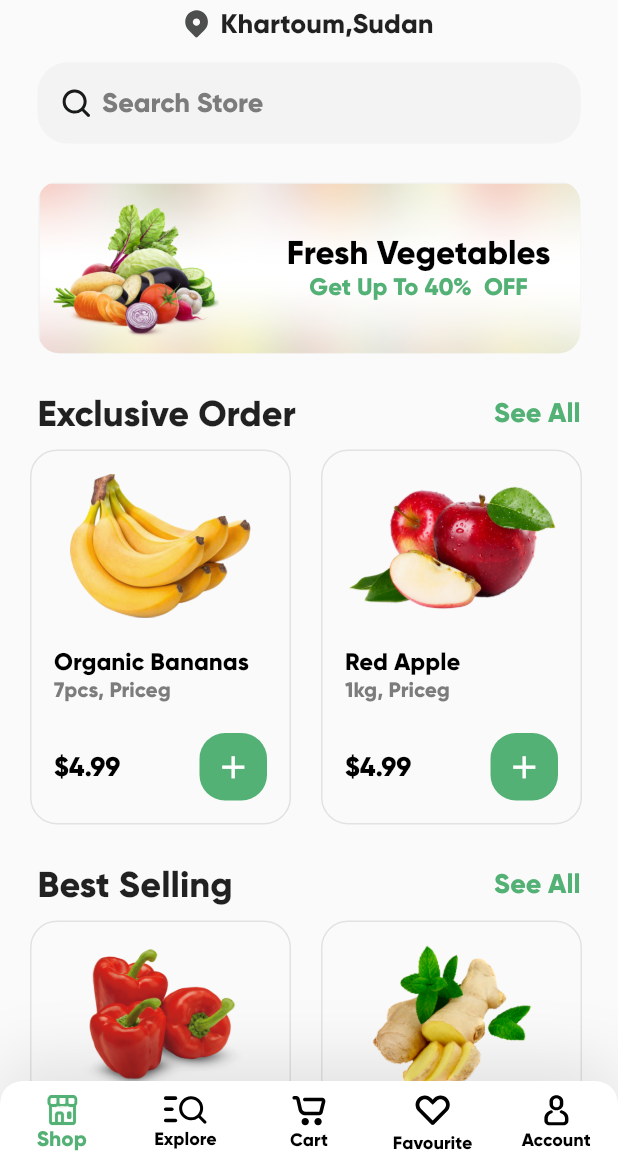
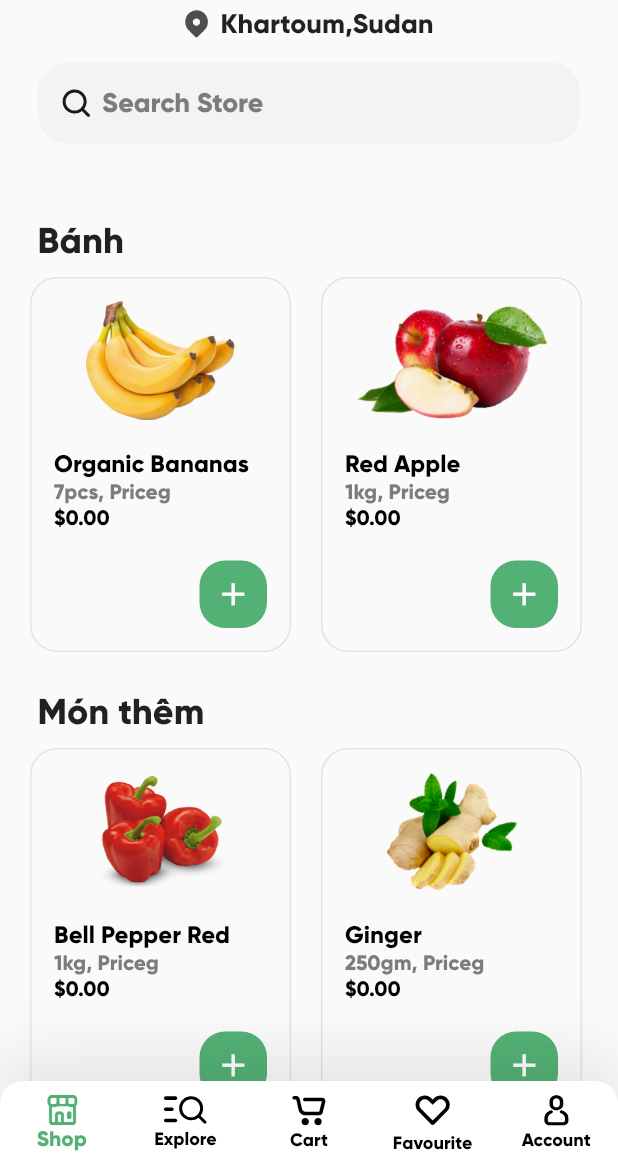
Before and after one commit to Man-Minh-PG/order_manager_android, a Flutter app: the screen it shows after launch, after a tap on "Get Started", on a phone screen of 412 x 824 dp, the part 71-1236 px from its top. Run offline on Flutter 3.47's test engine with Material 2 defaults, Android fonts, the phone set to English and light mode, and no system bars; our stand-ins replace flutter_svg, sqflite; accounts and stored records are empty.

Commit message:
edit home screen - add new product test

```diff
--- a/lib/models/grocery_item.dart
+++ b/lib/models/grocery_item.dart
@@ -12,6 +12,8 @@ class GroceryItem {
     required this.price,
     required this.imagePath,
   });
+
+
 }
 
 var demoItems = [
--- a/lib/screens/home/grocery_featured_Item_widget.dart
+++ b/lib/screens/home/grocery_featured_Item_widget.dart
@@ -22,7 +22,7 @@ class GroceryFeaturedCard extends StatelessWidget {
   final Color color;
 
   @override
-  Widget build(BuildContext context) {
+  Widget build(BuildContext context) {  // process show item data in home
     return Container(
       width: 250,
       height: 105,
--- a/lib/screens/home/home_screen.dart
+++ b/lib/screens/home/home_screen.dart
@@ -1,15 +1,23 @@
 import 'package:flutter/material.dart';
-import 'package:grocery_app/models/grocery_item.dart';
+import 'package:grocery_app/models/grocery_item.dart'; // Load default item
 import 'package:grocery_app/screens/product_details/product_details_screen.dart';
-import 'package:grocery_app/styles/colors.dart';
+// import 'package:grocery_app/styles/colors.dart';
 import 'package:flutter_svg/flutter_svg.dart';
 import 'package:grocery_app/widgets/grocery_item_card_widget.dart';
 import 'package:grocery_app/widgets/search_bar_widget.dart';
 
-import 'grocery_featured_Item_widget.dart';
-import 'home_banner_widget.dart';
+// import 'grocery_featured_Item_widget.dart';
+// import 'home_banner_widget.dart';
 
-class HomeScreen extends StatelessWidget {
+class HomeScreen extends StatefulWidget {
+  @override
+  _HomeScreenState createState() => _HomeScreenState();
+}
+
+// class HomeScreen extends StatelessWidget {
+class _HomeScreenState extends State<HomeScreen> {
+  List<GroceryItem> selectedItems = [];
+
   @override
   Widget build(BuildContext context) {
     return Scaffold(
@@ -30,61 +38,63 @@ class HomeScreen extends StatelessWidget {
                   SizedBox(
                     height: 15,
                   ),
-                  padded(SearchBarWidget()),
+                  padded(SearchBarWidget()), // Khung search
                   SizedBox(
                     height: 25,
                   ),
-                  padded(HomeBanner()),
+                  // padded(HomeBanner()),
                   SizedBox(
                     height: 25,
                   ),
-                  padded(subTitle("Exclusive Order")),
-                  getHorizontalItemSlider(exclusiveOffers),
+                  padded(subTitle("Bánh")),
+                  getHorizontalItemSlider(exclusiveOffers), // Show list item1
                   SizedBox(
                     height: 15,
                   ),
-                  padded(subTitle("Best Selling")),
-                  getHorizontalItemSlider(bestSelling),
+                  padded(subTitle("Món thêm")),
+                  getHorizontalItemSlider(bestSelling), // Show list item2
                   SizedBox(
                     height: 15,
                   ),
-                  padded(subTitle("Groceries")),
+                  // padded(subTitle("Groceries")), // manu sp khac
                   SizedBox(
                     height: 15,
                   ),
-                  Container(
-                    height: 105,
-                    child: ListView(
-                      padding: EdgeInsets.zero,
-                      scrollDirection: Axis.horizontal,
-                      children: [
-                        SizedBox(
-                          width: 20,
-                        ),
-                        GroceryFeaturedCard(
-                          groceryFeaturedItems[0],
-                          color: Color(0xffF8A44C),
-                        ),
-                        SizedBox(
-                          width: 20,
-                        ),
-                        GroceryFeaturedCard(
-                          groceryFeaturedItems[1],
-                          color: AppColors.primaryColor,
-                        ),
-                        SizedBox(
-                          width: 20,
-                        ),
-                      ],
-                    ),
-                  ),
-                  SizedBox(
-                    height: 15,
-                  ),
-                  getHorizontalItemSlider(groceries),
-                  SizedBox(
-                    height: 15,
-                  ),
+                  // Add button order
+
+                  // Container(
+                  //   height: 105,
+                  //   child: ListView(
+                  //     padding: EdgeInsets.zero,
+                  //     scrollDirection: Axis.horizontal,
+                  //     children: [
+                  //       SizedBox(
+                  //         width: 20,
+                  //       ),
+                  //       GroceryFeaturedCard(
+                  //         groceryFeaturedItems[0],
+                  //         color: Color(0xffF8A44C),
+                  //       ),
+                  //       SizedBox(
+                  //         width: 20,
+                  //       ),
+                  //       GroceryFeaturedCard(
+                  //         groceryFeaturedItems[1],
+                  //         color: AppColors.primaryColor,
+                  //       ),
+                  //       SizedBox(
+                  //         width: 20,
+                  //       ),
+                  //     ],
+                  //   ),
+                  // ),
+                  // SizedBox(
+                  //   height: 15,
+                  // ),
+                  // getHorizontalItemSlider(groceries),
+                  // SizedBox(
+                  //   height: 15,
+                  // ),
                 ],
               ),
             ),
@@ -101,7 +111,7 @@ class HomeScreen extends StatelessWidget {
     );
   }
 
-  Widget getHorizontalItemSlider(List<GroceryItem> items) { // Get list product
+  Widget getHorizontalItemSlider(List<GroceryItem> items) { // Function get list product
     return Container(
       margin: EdgeInsets.symmetric(vertical: 10),
       height: 250,
@@ -129,7 +139,7 @@ class HomeScreen extends StatelessWidget {
     );
   }
 
-  void onItemClicked(BuildContext context, GroceryItem groceryItem) {
+  void onItemClicked(BuildContext context, GroceryItem groceryItem) { // Function on click -> pagination data to screen product detail
     Navigator.push(
       context,
       MaterialPageRoute(
@@ -140,7 +150,7 @@ class HomeScreen extends StatelessWidget {
     );
   }
 
-  Widget subTitle(String text) {
+  Widget subTitle(String text) { // Funtion show infomation text order
     return Row(
       children: [
         Text(
@@ -148,18 +158,18 @@ class HomeScreen extends StatelessWidget {
           style: TextStyle(fontSize: 24, fontWeight: FontWeight.bold),
         ),
         Spacer(),
-        Text(
-          "See All",
-          style: TextStyle(
-              fontSize: 18,
-              fontWeight: FontWeight.bold,
-              color: AppColors.primaryColor),
-        ),
+        // Text(
+        //   "See All",
+        //   style: TextStyle(
+        //       fontSize: 18,
+        //       fontWeight: FontWeight.bold,
+        //       color: AppColors.primaryColor),
+        // ),
       ],
     );
   }
 
-  Widget locationWidget() {
+  Widget locationWidget() { // Funtion show location data
     String locationIconPath = "assets/icons/location_icon.svg";
     return Row(
       mainAxisAlignment: MainAxisAlignment.center,
@@ -177,4 +187,5 @@ class HomeScreen extends StatelessWidget {
       ],
     );
   }
+
 }
--- a/lib/widgets/grocery_item_card_widget.dart
+++ b/lib/widgets/grocery_item_card_widget.dart
@@ -3,8 +3,13 @@ import 'package:grocery_app/common_widgets/app_text.dart';
 import 'package:grocery_app/models/grocery_item.dart';
 import 'package:grocery_app/styles/colors.dart';
 
-class GroceryItemCardWidget extends StatelessWidget {
-  GroceryItemCardWidget({Key? key, required this.item, this.heroSuffix})
+// class GroceryItemCardWidget extends StatelessWidget {
+// Set up widget UI for product
+class GroceryItemCardWidget extends StatefulWidget {
+
+ final AddToCartCallback? addToCartCallback;
+
+  GroceryItemCardWidget({Key? key, required this.item, this.heroSuffix, this.addToCartCallback})
       : super(key: key);
   final GroceryItem item;
   final String? heroSuffix;
@@ -15,16 +20,31 @@ class GroceryItemCardWidget extends StatelessWidget {
   final double borderRadius = 18;
 
   @override
+  _GroceryItemCardWidget createState() => _GroceryItemCardWidget();
+}
+
+// Create call back to chil children
+// https://chat.openai.com/c/4efb206e-b365-497b-8240-8969d9cb24e2
+typedef AddToCartCallback = void Function(GroceryItem item, int valueButton);
+
+class _GroceryItemCardWidget extends State<GroceryItemCardWidget> {
+  int valueButton = 0; // Value default for button
+
+  double calculateTotalPrice() {
+    return widget.item.price * valueButton;
+  }
+
+  @override
   Widget build(BuildContext context) {
     return Container(
-      width: width,
-      height: height,
+      width: widget.width,
+      height: widget.height,
       decoration: BoxDecoration(
         border: Border.all(
-          color: borderColor,
+          color: widget.borderColor,
         ),
         borderRadius: BorderRadius.circular(
-          borderRadius,
+          widget.borderRadius,
         ),
       ),
       child: Padding(
@@ -38,7 +58,7 @@ class GroceryItemCardWidget extends StatelessWidget {
             Expanded(
               child: Center(
                 child: Hero(
-                  tag: "GroceryItem:" + item.name + "-" + (heroSuffix ?? ""),
+                  tag: "GroceryItem:" + widget.item.name + "-" + (widget.heroSuffix ?? ""),
                   child: imageWidget(),
                 ),
               ),
@@ -47,26 +67,31 @@ class GroceryItemCardWidget extends StatelessWidget {
               height: 20,
             ),
             AppText(
-              text: item.name,
+              text: widget.item.name,
               fontSize: 16,
               fontWeight: FontWeight.bold,
             ),
             AppText(
-              text: item.description,
+              text: widget.item.description,
               fontSize: 14,
               fontWeight: FontWeight.w600,
               color: Color(0xFF7C7C7C),
+            ),
+            AppText(
+                  text: "\$${calculateTotalPrice().toStringAsFixed(2)}",
+                  fontSize: 14,
+                  fontWeight: FontWeight.w600,
             ),
             SizedBox(
               height: 20,
             ),
             Row(
               children: [
-                AppText(
-                  text: "\$${item.price.toStringAsFixed(2)}",
-                  fontSize: 18,
-                  fontWeight: FontWeight.bold,
-                ),
+                // AppText(
+                //   text: "\$${item.price.toStringAsFixed(2)}",
+                //   fontSize: 18,
+                //   fontWeight: FontWeight.bold,
+                // ),
                 Spacer(),
                 addWidget()
               ],
@@ -79,7 +104,7 @@ class GroceryItemCardWidget extends StatelessWidget {
 
   Widget imageWidget() {
     return Container(
-      child: Image.asset(item.imagePath),
+      child: Image.asset(widget.item.imagePath),
     );
   }
 
@@ -99,4 +124,52 @@ class GroceryItemCardWidget extends StatelessWidget {
       ),
     );
   }
+
+  // Button + -
+  Widget addButtonOrder() {
+    return Row(
+      children: [
+        IconButton(
+          onPressed: (){
+            setState(() {
+              // Increment value when the + button is pressed
+              valueButton++;
+            });
+              // Gọi callback để thông báo về sự thay đổi
+            if (widget.addToCartCallback != null) {
+              widget.addToCartCallback!(widget.item, valueButton);
+            }
+          },
+          icon: Icon(Icons.add)
+        ),
+        Container(
+          height: 45,
+          width: 45,
+          decoration: BoxDecoration(
+            borderRadius: BorderRadius.circular(17),
+            color: Colors.blue // Change to your desired color
+          ),
+          child: Text(
+            valueButton.toString(),
+            style: TextStyle(
+              color: Colors.white,
+              fontSize: 18
+            ),
+          ),
+        ),
+        IconButton(
+          onPressed: () {
+              if(valueButton > 0) {
+                setState(() {
+                // Decrement value when the - button is pressed (but not below 1)
+                valueButton--;
+              });
+            }
+          },
+          icon: Icon(Icons.remove)
+        )
+      ],
+    );
+  }
+
 }
```
Also changed, not shown: lib/models/product_item.dart (added, +78 -0 lines), lib/models/product_type_item.dart (added, +25 -0 lines).
